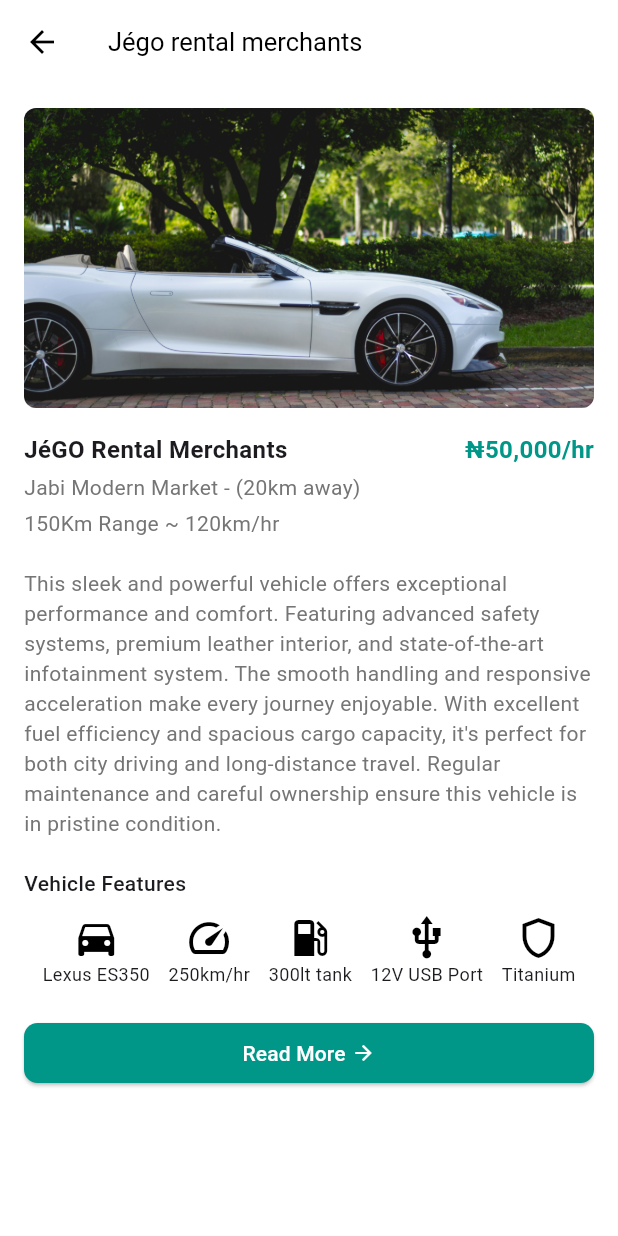
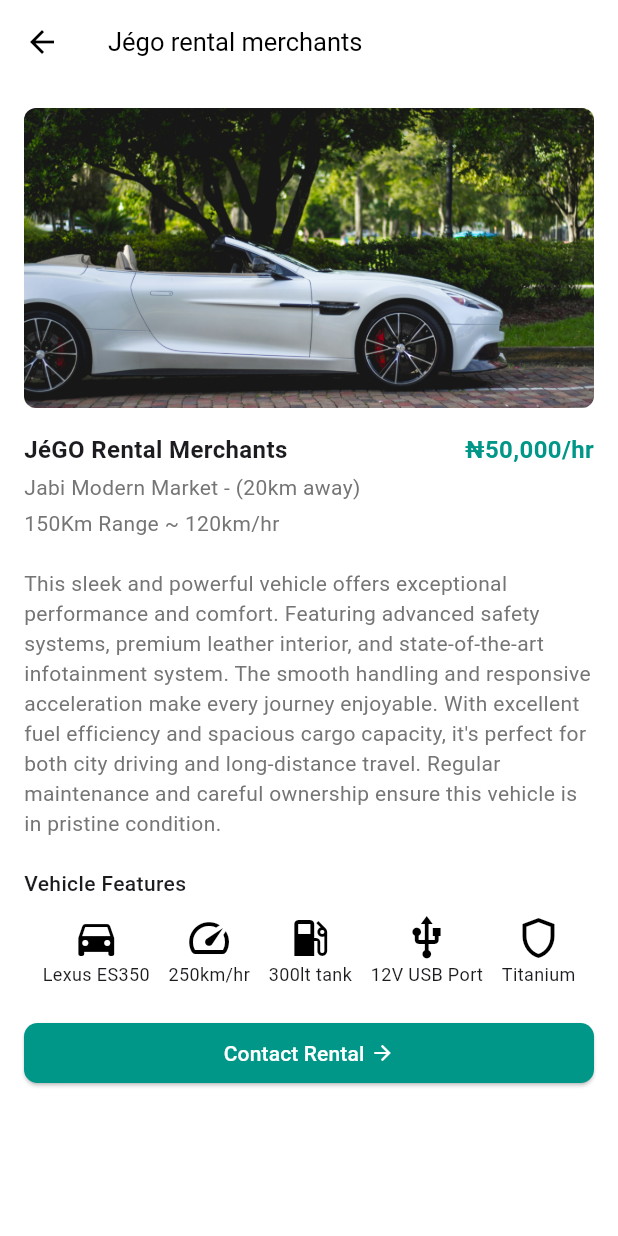
Before and after one commit to iamnathan-dev/jego_test, a Flutter app: the screen it shows after launch, after a tap on "JéGO Rental Merchants", on a phone screen of 412 x 824 dp. Run offline on Flutter 3.47's test engine with Material 3 defaults, Android fonts, the light colour scheme and no system bars.

Commit message:
chore: app completed

```diff
--- a/lib/main.dart
+++ b/lib/main.dart
@@ -1,7 +1,7 @@
 import 'package:flutter/material.dart';
 import './vehicle_details.dart';
 
-void main() => runApp(VehicleListApp());
+void main() => runApp(const VehicleListApp());
 
 class VehicleListApp extends StatelessWidget {
   const VehicleListApp({super.key});
@@ -13,6 +13,8 @@ class VehicleListApp extends StatelessWidget {
 }
 
 class VehicleListPage extends StatelessWidget {
+  static const _imageCount = 5;
+
   final List<Map<String, String>> vehicles = List.generate(
     50,
     (index) => {
@@ -20,14 +22,18 @@ class VehicleListPage extends StatelessWidget {
       "location": "Jabi Modern Market - (20km away)",
       "range": "150Km Range ~ 120km/hr",
       "price": "₦50,000/hr",
-      "image": "assets/images/car_${(index % 5) + 1}.jpg",
+      "image": "assets/images/car_${(index % _imageCount) + 1}.jpg",
       "content":
-          "This sleek and powerful vehicle offers exceptional performance and comfort. Featuring advanced safety systems, premium leather interior, and state-of-the-art infotainment system. The smooth handling and responsive acceleration make every journey enjoyable. With excellent fuel efficiency and spacious cargo capacity, it's perfect for both city driving and long-distance travel. Regular maintenance and careful ownership ensure this vehicle is in pristine condition.",
+          "This sleek and powerful vehicle offers exceptional performance and comfort. "
+          "Featuring advanced safety systems, premium leather interior, and state-of-the-art "
+          "infotainment system. The smooth handling and responsive acceleration make every "
+          "journey enjoyable. With excellent fuel efficiency and spacious cargo capacity, "
+          "it's perfect for both city driving and long-distance travel. Regular maintenance "
+          "and careful ownership ensure this vehicle is in pristine condition.",
     },
   );
 
   VehicleListPage({super.key});
-
   @override
   Widget build(BuildContext context) {
     return Scaffold(
@@ -44,23 +50,28 @@ class VehicleListPage extends StatelessWidget {
         itemBuilder: (context, index) {
           final vehicle = vehicles[index];
           return GestureDetector(
-            onTap: () {
-              Navigator.push(
-                context,
-                MaterialPageRoute(
-                  builder: (_) => VehicleDetailsPage(vehicle: vehicle),
-                ),
-              );
-            },
+            onTap: () => _navigateToDetails(context, vehicle),
             child: VehicleCard(vehicle: vehicle),
           );
         },
       ),
     );
   }
+
+  void _navigateToDetails(BuildContext context, Map<String, String> vehicle) {
+    Navigator.push(
+      context,
+      MaterialPageRoute(builder: (_) => VehicleDetailsPage(vehicle: vehicle)),
+    );
+  }
 }
 
 class VehicleCard extends StatelessWidget {
+  static const double _imageHeight = 200;
+  static const double _cardSpacing = 20;
+  static const double _contentPadding = 12;
+  static const double _textSpacing = 4;
+
   final Map<String, String> vehicle;
 
   const VehicleCard({super.key, required this.vehicle});
@@ -68,53 +79,75 @@ class VehicleCard extends StatelessWidget {
   @override
   Widget build(BuildContext context) {
     return Card(
-      margin: const EdgeInsets.only(bottom: 20),
+      margin: const EdgeInsets.only(bottom: _cardSpacing),
       shape: RoundedRectangleBorder(borderRadius: BorderRadius.circular(0)),
       elevation: 0,
       color: Colors.white,
       child: Column(
         crossAxisAlignment: CrossAxisAlignment.start,
         children: [
-          ClipRRect(
+          _buildImage(),
+          Padding(
+            padding: const EdgeInsets.symmetric(vertical: _contentPadding),
+            child: _buildContent(),
+          ),
+        ],
+      ),
+    );
+  }
+
+  Widget _buildImage() {
+    return ClipRRect(
       borderRadius: BorderRadius.circular(8),
       child: Image.asset(
         vehicle["image"]!,
-              height: 200,
+        height: _imageHeight,
         width: double.infinity,
         fit: BoxFit.cover,
-              frameBuilder: (context, child, frame, wasSynchronouslyLoaded) {
+        frameBuilder: _buildImageFrame,
+        errorBuilder: _buildErrorWidget,
+      ),
+    );
+  }
+
+  Widget _buildImageFrame(
+    BuildContext context,
+    Widget child,
+    int? frame,
+    bool wasSynchronouslyLoaded,
+  ) {
     if (wasSynchronouslyLoaded) return child;
     return AnimatedSwitcher(
       duration: const Duration(milliseconds: 300),
-                  child:
-                      frame != null
-                          ? child
-                          : Container(
+      child: frame != null ? child : _buildPlaceholder(),
+    );
+  }
+
+  Widget _buildErrorWidget(
+    BuildContext context,
+    Object error,
+    StackTrace? stackTrace,
+  ) {
+    return Container(
       width: double.infinity,
-                            height: 200,
+      height: _imageHeight,
       color: Colors.grey[200],
+      child: const Center(
+        child: Icon(Icons.image_not_supported, size: 40, color: Colors.grey),
       ),
     );
-              },
-              errorBuilder: (context, error, stackTrace) {
+  }
+
+  Widget _buildPlaceholder() {
     return Container(
       width: double.infinity,
-                  height: 200,
+      height: _imageHeight,
       color: Colors.grey[200],
-                  child: const Center(
-                    child: Icon(
-                      Icons.image_not_supported,
-                      size: 40,
-                      color: Colors.grey,
-                    ),
-                  ),
     );
-              },
-            ),
-          ),
-          Padding(
-            padding: const EdgeInsets.only(top: 12, bottom: 12),
-            child: Row(
+  }
+
+  Widget _buildContent() {
+    return Row(
       crossAxisAlignment: CrossAxisAlignment.start,
       children: [
         Expanded(
@@ -128,12 +161,12 @@ class VehicleCard extends StatelessWidget {
                   fontSize: 16,
                 ),
               ),
-                      const SizedBox(height: 4),
+              const SizedBox(height: _textSpacing),
               Text(
                 vehicle["location"]!,
                 style: const TextStyle(color: Colors.grey),
               ),
-                      const SizedBox(height: 4),
+              const SizedBox(height: _textSpacing),
               Text(
                 vehicle["range"]!,
                 style: const TextStyle(color: Colors.grey),
@@ -150,10 +183,6 @@ class VehicleCard extends StatelessWidget {
           ),
         ),
       ],
-            ),
-          ),
-        ],
-      ),
     );
   }
 }
--- a/lib/vehicle_details.dart
+++ b/lib/vehicle_details.dart
@@ -6,13 +6,36 @@ class VehicleDetailsPage extends StatelessWidget {
 
   const VehicleDetailsPage({super.key, required this.vehicle});
 
+  Widget _buildFeatureColumn(IconData icon, String text) {
+    return Column(
+      children: [
+        Icon(icon, color: Colors.black, size: 32),
+        Text(text, style: const TextStyle(fontSize: 12)),
+      ],
+    );
+  }
+
+  Widget _buildInfoText(String text) {
+    return Text(
+      text,
+      style: const TextStyle(color: Color.fromARGB(255, 118, 117, 117)),
+    );
+  }
+
+  String _capitalizeFirstLetter(String text) {
+    if (text.isEmpty) return '';
+    return text[0].toUpperCase() + text.substring(1).toLowerCase();
+  }
+
   @override
   Widget build(BuildContext context) {
+    const textGrey = Color.fromARGB(255, 118, 117, 117);
+    const spacing = SizedBox(height: 20);
+
     return Scaffold(
       appBar: AppBar(
         title: Text(
-          (vehicle['title'] ?? '').toUpperCase().substring(0, 1) +
-              (vehicle['title'] ?? '').substring(1).toLowerCase(),
+          _capitalizeFirstLetter(vehicle['title'] ?? ''),
           style: const TextStyle(fontSize: 17),
         ),
         backgroundColor: Colors.white,
@@ -32,8 +55,8 @@ class VehicleDetailsPage extends StatelessWidget {
                 height: 200,
                 width: double.infinity,
                 fit: BoxFit.cover,
-                errorBuilder: (context, error, stackTrace) {
-                  return Container(
+                errorBuilder:
+                    (_, __, ___) => Container(
                       width: double.infinity,
                       height: 200,
                       color: Colors.grey[200],
@@ -44,8 +67,7 @@ class VehicleDetailsPage extends StatelessWidget {
                           color: Colors.grey,
                         ),
                       ),
-                  );
-                },
+                    ),
               ),
             ),
             Padding(
@@ -65,19 +87,9 @@ class VehicleDetailsPage extends StatelessWidget {
                           ),
                         ),
                         const SizedBox(height: 4),
-                        Text(
-                          vehicle["location"]!,
-                          style: const TextStyle(
-                            color: Color.fromARGB(255, 118, 117, 117),
-                          ),
-                        ),
+                        _buildInfoText(vehicle["location"]!),
                         const SizedBox(height: 4),
-                        Text(
-                          vehicle["range"]!,
-                          style: const TextStyle(
-                            color: Color.fromARGB(255, 118, 117, 117),
-                          ),
-                        ),
+                        _buildInfoText(vehicle["range"]!),
                       ],
                     ),
                   ),
@@ -94,12 +106,9 @@ class VehicleDetailsPage extends StatelessWidget {
             ),
             Text(
               vehicle["content"]!,
-              style: const TextStyle(
-                fontSize: 14,
-                color: Color.fromARGB(255, 118, 117, 117),
+              style: const TextStyle(fontSize: 14, color: textGrey),
             ),
-            ),
-            const SizedBox(height: 20),
+            spacing,
             const Text(
               "Vehicle Features",
               style: TextStyle(fontSize: 14, fontWeight: FontWeight.w500),
@@ -107,54 +116,24 @@ class VehicleDetailsPage extends StatelessWidget {
             const SizedBox(height: 10),
             Row(
               mainAxisAlignment: MainAxisAlignment.spaceEvenly,
-              children: const [
-                Column(
               children: [
-                    Icon(Icons.directions_car, color: Colors.black, size: 32),
-                    Text('Lexus ES350', style: TextStyle(fontSize: 12)),
+                _buildFeatureColumn(Icons.directions_car, 'Lexus ES350'),
+                _buildFeatureColumn(Icons.speed, '250km/hr'),
+                _buildFeatureColumn(Icons.local_gas_station, '300lt tank'),
+                _buildFeatureColumn(Icons.usb, '12V USB Port'),
+                _buildFeatureColumn(Icons.shield_outlined, 'Titanium'),
               ],
             ),
-                Column(
-                  children: [
-                    Icon(Icons.speed, color: Colors.black, size: 32),
-                    Text('250km/hr', style: TextStyle(fontSize: 12)),
-                  ],
-                ),
-                Column(
-                  children: [
-                    Icon(
-                      Icons.local_gas_station,
-                      color: Colors.black,
-                      size: 32,
-                    ),
-                    Text('300lt tank', style: TextStyle(fontSize: 12)),
-                  ],
-                ),
-                Column(
-                  children: [
-                    Icon(Icons.usb, color: Colors.black, size: 32),
-                    Text('12V USB Port', style: TextStyle(fontSize: 12)),
-                  ],
-                ),
-                Column(
-                  children: [
-                    Icon(Icons.shield_outlined, color: Colors.black, size: 32),
-                    Text('Titanium', style: TextStyle(fontSize: 12)),
-                  ],
-                ),
-              ],
-            ),
-
-            const SizedBox(height: 20),
+            spacing,
             ElevatedButton(
-              onPressed: () {
-                Navigator.push(
+              onPressed:
+                  () => Navigator.push(
                     context,
                     MaterialPageRoute(
-                    builder: (context) => VehicleContactPage(vehicle: vehicle),
+                      builder:
+                          (context) => VehicleContactPage(vehicle: vehicle),
                     ),
-                );
-              },
+                  ),
               style: ElevatedButton.styleFrom(
                 backgroundColor: Colors.teal,
                 padding: const EdgeInsets.symmetric(
@@ -170,7 +149,7 @@ class VehicleDetailsPage extends StatelessWidget {
                 mainAxisAlignment: MainAxisAlignment.center,
                 children: const [
                   Text(
-                    'Read More',
+                    'Contact Rental',
                     style: TextStyle(
                       fontSize: 14,
                       color: Colors.white,
```
Also changed, not shown: lib/vehicl_contact.dart (+233 -108 lines). Lines whose indentation alone changed are shown as unchanged.
